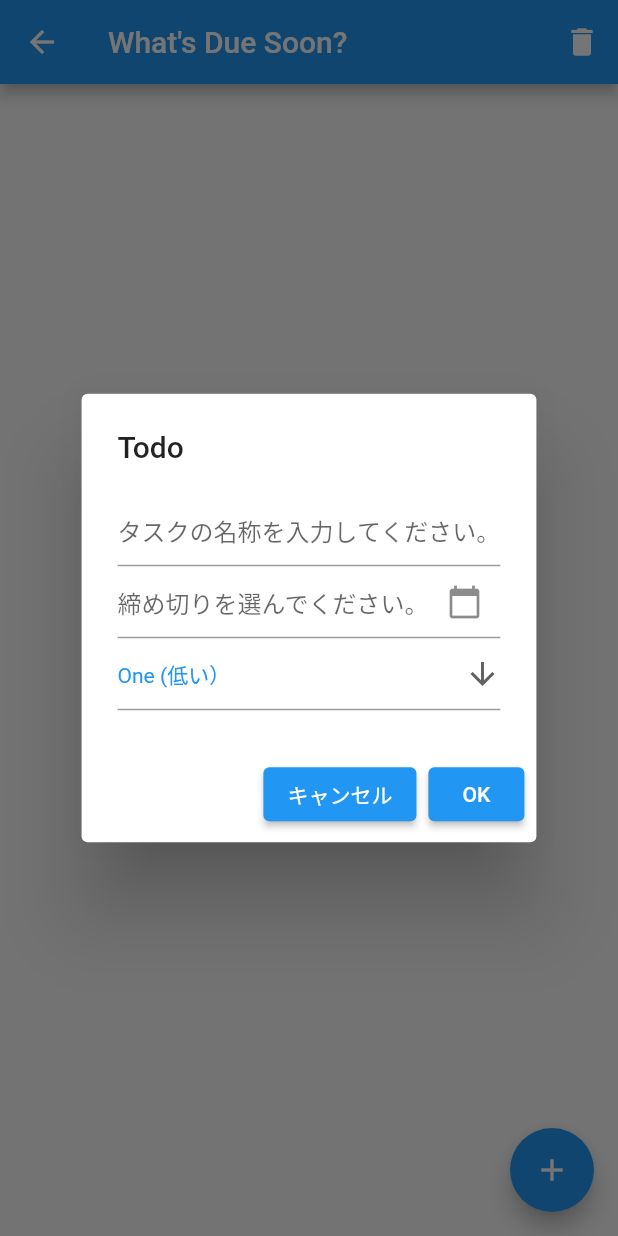
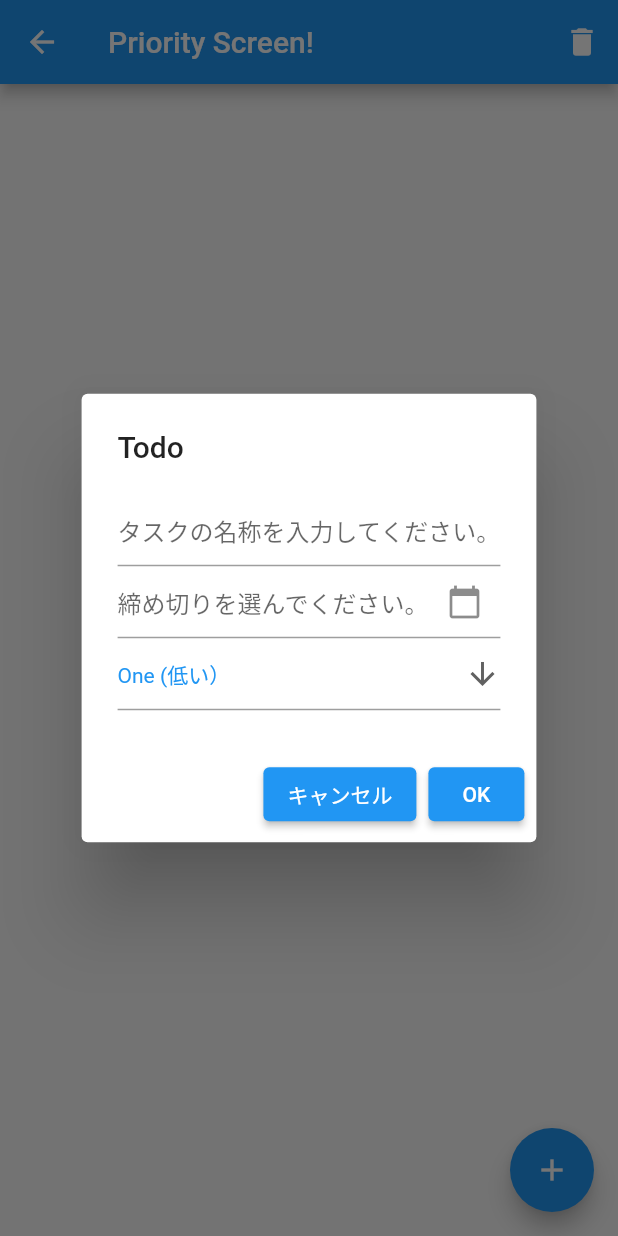
Before and after one commit to GordonShinozaki/todo-flutter, a Flutter app: the MyDue screen opened directly, after a tap on the "add" icon, on a phone screen of 412 x 824 dp. Run offline on Flutter 3.47's test engine with Material 2 defaults, Android fonts, the phone set to English and light mode, and no system bars; our stand-ins replace flutter_datetime_picker, shared_preferences; accounts and stored records are empty.

Commit message:
fix merge

```diff
--- /dev/null
+++ b/lib/functions/dateConverter.dart
@@ -0,0 +1,3 @@
+import 'package:intl/intl.dart';
+
+String formatDate(DateTime date) => new DateFormat("yyyy MMMM d").format(date);
--- a/lib/functions/date_converter.dart
+++ /dev/null
@@ -1,9 +0,0 @@
-import 'package:intl/intl.dart';
-
-String formatDate(DateTime date) => DateFormat("yyyy MMMM d").format(date);
-DateFormat restoreDate = DateFormat("yyyy MMMM d");
-
-int calculateDifference(DateTime date) {
-  DateTime now = DateTime.now();
-  return DateTime(date.year, date.month, date.day).difference(DateTime(now.year, now.month, now.day)).inDays;
-}
--- a/lib/main.dart
+++ b/lib/main.dart
@@ -2,12 +2,10 @@ import 'package:flutter/material.dart';
 import 'package:my_todo/screens/screens.dart';
 
 ///////////////////////////////
-void main() => runApp (MyApp());
+void main() => runApp(MyApp());
 
 ///////////////////////////////
 class MyApp extends StatelessWidget {
-  MyApp({Key? key}) : super(key: key);
-
   @override
   Widget build(BuildContext context) {
     return MaterialApp(theme: ThemeData(), home: BottomNavScreen());
--- a/lib/screens/bottom_nav.dart
+++ b/lib/screens/bottom_nav.dart
@@ -1,10 +1,9 @@
 import 'package:flutter/material.dart';
-import 'package:my_todo/screens/screens.dart';
+import 'package:my_todo/screens/priorityView.dart';
+import 'package:my_todo/screens/home_screen.dart';
 export '../screens/bottom_nav.dart';
 
 class BottomNavScreen extends StatefulWidget {
-  BottomNavScreen({Key? key}) : super(key: key);
-
   @override
   _BottomNavScreenState createState() => _BottomNavScreenState();
 }
@@ -13,7 +12,6 @@ class _BottomNavScreenState extends State<BottomNavScreen> {
   final List _screens = [
     MyHomePage(),
     MyPriority(),
-    MyDue(),
     Scaffold(),
   ];
   int _currentIndex = 0;
@@ -35,7 +33,7 @@ class _BottomNavScreenState extends State<BottomNavScreen> {
             .map((key, value) => MapEntry(
                   key,
                   BottomNavigationBarItem(
-                    label: (key == 0) ? 'Home' : (key == 1) ? 'Priority' : (key == 2) ? 'Due Dates' : 'Done',
+                    label: Text('').toString(),
                     icon: Container(
                       padding: const EdgeInsets.symmetric(
                           vertical: 6.0, horizontal: 16.0),
--- a/lib/screens/priority_view.dart
+++ b/lib/screens/dueDate.dart
@@ -3,18 +3,18 @@ import 'package:flutter/material.dart';
 import 'package:flutter_datetime_picker/flutter_datetime_picker.dart';
 import 'package:my_todo/screens/screens.dart';
 import 'package:shared_preferences/shared_preferences.dart';
-import '../functions/date_converter.dart';
+import '../functions/dateConverter.dart';
 import 'home_screen.dart';
 
 ///////////////////////////////
-class MyPriority extends StatefulWidget {
-  MyPriority({Key? key}) : super(key: key);
+class MyDue extends StatefulWidget {
+  MyDue({Key? key}) : super(key: key);
 
   @override
-  _MyPriorityState createState() => _MyPriorityState();
+  _MyDueState createState() => _MyDueState();
 }
 
-class _MyPriorityState extends State<MyPriority> {
+class _MyDueState extends State<MyDue> {
   @override
   void initState() {
     super.initState();
@@ -37,7 +37,8 @@ class _MyPriorityState extends State<MyPriority> {
           label: title, date: date, priority: priority, state: state, priorityNo: priorityNo,));
     }
     cards.sort(
-        (TodoCardWidget a, TodoCardWidget b) => b.priorityNo - a.priorityNo);
+        (TodoCardWidget a, TodoCardWidget b) => DateTime.parse(a.date).compareTo(DateTime.parse(b.date))
+        );
     return cards;
   }
 
@@ -72,10 +73,7 @@ class _MyPriorityState extends State<MyPriority> {
                 // getCards()メソッドの処理が完了すると、ここが呼ばれる。
                 if (snapshot.hasError) {
                   return Text('Error: ${snapshot.error}');
-                } if (snapshot.data!.isEmpty) {
-                    return const Text("Please Add a To-do!",
-                        style: TextStyle(color: Colors.grey));
-                  } else {
+                } else {
                   return ListView.builder(
                       // リストの中身は、snapshot.dataの中に保存されているので、
                       // 取り出して活用する
@@ -158,7 +156,7 @@ class _MyPriorityState extends State<MyPriority> {
                                 currentTime: DateTime.now(),
                                 locale: LocaleType.jp);
                           },
-                          icon: const Icon(
+                          icon: Icon(
                               IconData(0xe122, fontFamily: 'MaterialIcons')))),
                 ),
                 DropdownButtonFormField<String>(
--- a/lib/screens/due_date.dart
+++ b/lib/screens/priorityView.dart
@@ -3,18 +3,18 @@ import 'package:flutter/material.dart';
 import 'package:flutter_datetime_picker/flutter_datetime_picker.dart';
 import 'package:my_todo/screens/screens.dart';
 import 'package:shared_preferences/shared_preferences.dart';
-import '../functions/date_converter.dart';
+import '../functions/dateConverter.dart';
 import 'home_screen.dart';
 
 ///////////////////////////////
-class MyDue extends StatefulWidget {
-  MyDue({Key? key}) : super(key: key);
+class MyPriority extends StatefulWidget {
+  MyPriority({Key? key}) : super(key: key);
 
   @override
-  _MyDueState createState() => _MyDueState();
+  _MyPriorityState createState() => _MyPriorityState();
 }
 
-class _MyDueState extends State<MyDue> {
+class _MyPriorityState extends State<MyPriority> {
   @override
   void initState() {
     super.initState();
@@ -24,8 +24,6 @@ class _MyDueState extends State<MyDue> {
   Future<List<dynamic>> getCards() async {
     var prefs = await SharedPreferences.getInstance();
     List<TodoCardWidget> cards = [];
-    List<TodoCardWidget> todayCards = [];
-    List<TodoCardWidget> thisWeekCards = [];
     var todo = prefs.getStringList("todo") ?? [];
     for (var jsonStr in todo) {
       // JSON形式の文字列から辞書形式のオブジェクトに変換し、各要素を取り出し
@@ -36,24 +34,11 @@ class _MyDueState extends State<MyDue> {
       var priorityNo = mapObj['priorityNo'];
       var state = mapObj['state']; //this is the card done state
       cards.add(TodoCardWidget(
-        label: title,
-        date: date,
-        priority: priority,
-        state: state,
-        priorityNo: priorityNo,
-      ));
+          label: title, date: date, priority: priority, state: state, priorityNo: priorityNo,));
     }
-    cards.sort((TodoCardWidget a, TodoCardWidget b) =>
-        restoreDate.parse(a.date).compareTo(restoreDate.parse(b.date)));
-    todayCards = cards
-        .where((i) => calculateDifference(restoreDate.parse(i.date)) == 0)
-        .toList();
-    thisWeekCards = cards
-        .where((i) =>
-            calculateDifference(restoreDate.parse(i.date)) < 7 &&
-            calculateDifference(restoreDate.parse(i.date)) > 0)
-        .toList();
-    return [cards, todayCards, thisWeekCards];
+    cards.sort(
+        (TodoCardWidget a, TodoCardWidget b) => b.priorityNo - a.priorityNo);
+    return cards;
   }
 
   /// ------------------------------------
@@ -61,7 +46,7 @@ class _MyDueState extends State<MyDue> {
   Widget build(BuildContext context) {
     return Scaffold(
       appBar: AppBar(
-        title: const Text("What's Due Soon?"),
+        title: const Text("Priority Screen!"),
         actions: [
           IconButton(
               onPressed: () {
@@ -87,46 +72,17 @@ class _MyDueState extends State<MyDue> {
                 // getCards()メソッドの処理が完了すると、ここが呼ばれる。
                 if (snapshot.hasError) {
                   return Text('Error: ${snapshot.error}');
-                } else {
-                  if (snapshot.data![0]!.length == 0) {
+                } if (snapshot.data!.isEmpty) {
                     return const Text("Please Add a To-do!",
                         style: TextStyle(color: Colors.grey));
                   } else {
-                    return Container(
-                        padding: const EdgeInsets.all(10.0),
-                        child: Column(children: [
-                          const Text("- Today -",
-                              style: TextStyle(color: Colors.grey)),
-                          (snapshot.data![1]!.length > 0)
-                              ? ListView.builder(
-                                  scrollDirection: Axis.vertical,
-                                  shrinkWrap: true,
-                                  // リストの中身は、snapshot.dataの中に保存されているので、
-                                  // 取り出して活用する
-                                  itemCount: snapshot.data![1]!.length,
-                                  itemBuilder:
-                                      (BuildContext context, int index) {
-                                    return snapshot.data![1][index];
-                                  })
-                              : const Text("Nothing due!",
-                                  style: TextStyle(color: Colors.blue)),
-                          const Text("- This Week -",
-                              style: TextStyle(color: Colors.grey)),
-                          (snapshot.data![1]!.length > 0)
-                              ? ListView.builder(
-                                  // リストの中身は、snapshot.dataの中に保存されているので、
-                                  // 取り出して活用する
-                                  scrollDirection: Axis.vertical,
-                                  shrinkWrap: true,
-                                  itemCount: snapshot.data![2]!.length,
-                                  itemBuilder:
-                                      (BuildContext context, int index) {
-                                    return snapshot.data![2][index];
-                                  })
-                              : const Text("Nothing due!",
-                                  style: TextStyle(color: Colors.blue)),
-                        ]));
-                  }
+                  return ListView.builder(
+                      // リストの中身は、snapshot.dataの中に保存されているので、
+                      // 取り出して活用する
+                      itemCount: snapshot.data!.length,
+                      itemBuilder: (BuildContext context, int index) {
+                        return snapshot.data![index];
+                      });
                 }
             }
           },
@@ -154,7 +110,7 @@ class _MyDueState extends State<MyDue> {
               "date": date,
               "state": false,
               "priority": priority,
-              "priorityNo": priorityNo,
+              "priorityNo" : priorityNo,
             };
             var jsonStr = jsonEncode(mapObj);
             todo.add(jsonStr);
@@ -202,7 +158,7 @@ class _MyDueState extends State<MyDue> {
                                 currentTime: DateTime.now(),
                                 locale: LocaleType.jp);
                           },
-                          icon: const Icon(
+                          icon: Icon(
                               IconData(0xe122, fontFamily: 'MaterialIcons')))),
                 ),
                 DropdownButtonFormField<String>(
--- a/lib/screens/screens.dart
+++ b/lib/screens/screens.dart
@@ -1,4 +1,3 @@
 export 'bottom_nav.dart';
 export 'home_screen.dart';
-export 'priority_view.dart';
-export 'due_date.dart';
+export 'priorityView.dart';
```
Also changed, not shown: lib/screens/home_screen.dart (+10 -9 lines).
